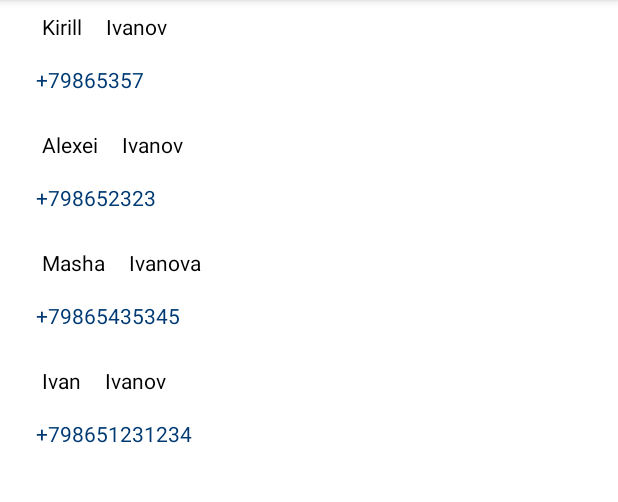
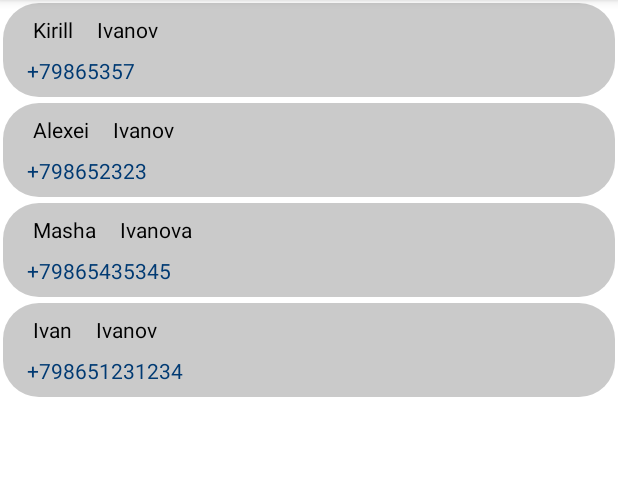
Before and after one commit to popovviktor/Aston_intensiv_5, an Android app: the fragment FragmentForList shown on its own in the app's theme, on a phone screen of 412 x 824 dp, the part 84-586 px from its top. Run offline under Robolectric (Android 15) with nearby library versions, the phone set to English and light mode, and no system bars.

Commit message:
not final losk

```diff
--- /dev/null
+++ b/app/src/main/res/drawable/back_for_item.xml
@@ -0,0 +1,6 @@
+<?xml version="1.0" encoding="utf-8"?>
+<shape xmlns:android="http://schemas.android.com/apk/res/android"
+    android:shape="rectangle">
+    <corners android:radius="24dp"/>
+    <solid android:color="#CACACA"/>
+</shape>
--- a/app/src/main/res/layout/fragment_for_list.xml
+++ b/app/src/main/res/layout/fragment_for_list.xml
@@ -6,12 +6,13 @@
     tools:context=".FragmentForList">
 
     <androidx.core.widget.NestedScrollView
-        android:layout_width="wrap_content"
-        android:layout_height="match_parent">
+        android:layout_width="match_parent"
+        android:layout_height="wrap_content">
+
         <LinearLayout
             android:id="@+id/linear_lt_for_items"
             android:layout_width="match_parent"
             android:layout_height="match_parent"
-            android:orientation="vertical"/>
+            android:orientation="vertical" />
     </androidx.core.widget.NestedScrollView>
 </FrameLayout>
--- a/app/src/main/res/layout/item.xml
+++ b/app/src/main/res/layout/item.xml
@@ -3,15 +3,17 @@
     xmlns:app="http://schemas.android.com/apk/res-auto"
     xmlns:tools="http://schemas.android.com/tools"
     android:layout_width="match_parent"
-    android:layout_height="wrap_content">
+    android:layout_height="wrap_content"
+    android:layout_margin="2dp"
+    android:background="@drawable/back_for_item">
 
     <TextView
         android:id="@+id/item_phone_number"
-        android:layout_width="wrap_content"
+        android:layout_width="match_parent"
         android:layout_height="wrap_content"
-        android:layout_marginStart="24dp"
-        android:layout_marginTop="16dp"
-        android:layout_marginBottom="16dp"
+        android:layout_marginStart="16dp"
+        android:layout_marginTop="8dp"
+        android:layout_marginBottom="8dp"
         android:text="TextView"
         android:textColor="#003A73"
         app:layout_constraintBottom_toBottomOf="parent"
@@ -22,7 +24,7 @@
         android:id="@+id/chipGroup"
         android:layout_width="wrap_content"
         android:layout_height="wrap_content"
-        android:layout_marginStart="24dp"
+        android:layout_marginStart="16dp"
         android:layout_marginTop="8dp"
         app:chipSpacingHorizontal="16dp"
         app:layout_constraintStart_toStartOf="parent"
```
